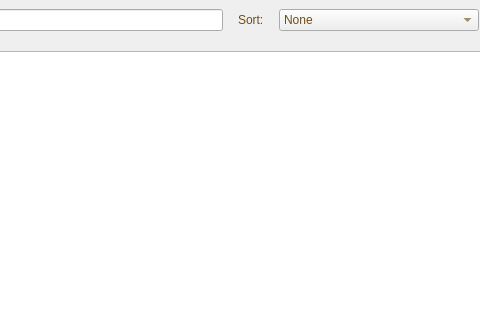
The window that returnbook.ui (NadaSulaiman01/Library_management_system) describes before a commit, drawn with Qt 5; both pictures show x 215 to 695 and y 0 to 320 of the 800 by 600 pixel window.
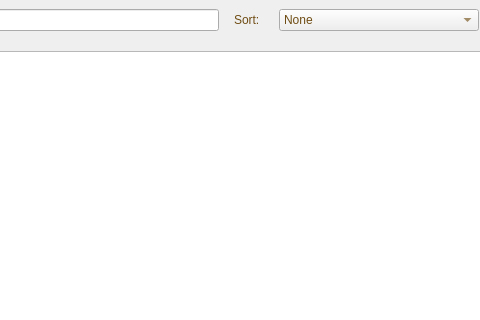
The same window after the commit.

What changed in the file:
```diff
--- a/returnbook.ui
+++ b/returnbook.ui
@@ -53,6 +53,12 @@
        <layout class="QHBoxLayout" name="horizontalLayout_2">
         <item>
          <widget class="QLabel" name="label_2">
+          <property name="minimumSize">
+           <size>
+            <width>30</width>
+            <height>0</height>
+           </size>
+          </property>
           <property name="styleSheet">
            <string notr="true">color:rgb(111, 76, 19);
 font: 12pt &quot;Segoe UI&quot;;</string>
```
